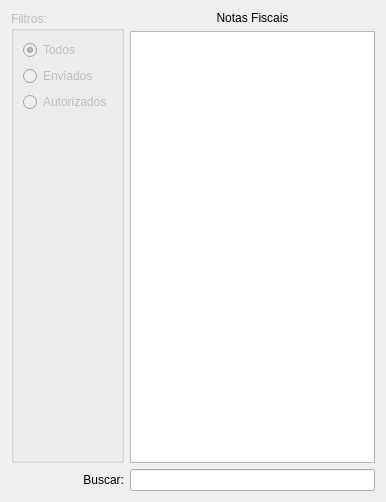
Above: ui/widgetnfesaida.ui from lellisls/ERP-STACCATO before the change. Below: the same form after it.
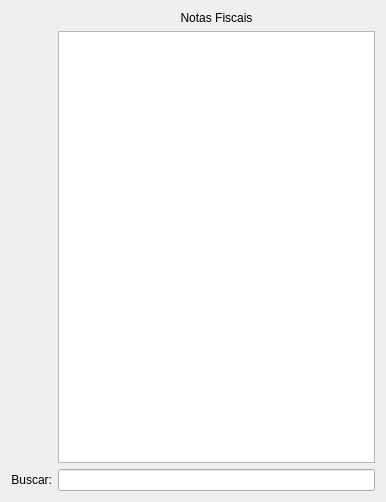
That is the form after the change. Custom widgets are drawn as their Qt base class.

What changed in the file:
```diff
--- a/ui/widgetnfesaida.ui
+++ b/ui/widgetnfesaida.ui
@@ -14,55 +14,6 @@
    <string>Form</string>
   </property>
   <layout class="QGridLayout" name="gridLayout">
-   <item row="0" column="0" rowspan="2">
-    <widget class="QGroupBox" name="groupBox_8">
-     <property name="enabled">
-      <bool>false</bool>
-     </property>
-     <property name="title">
-      <string>Filtros:</string>
-     </property>
-     <layout class="QGridLayout" name="gridLayout_15">
-      <item row="1" column="0">
-       <widget class="QRadioButton" name="radioButtonEnviado">
-        <property name="text">
-         <string>Enviados</string>
-        </property>
-       </widget>
-      </item>
-      <item row="3" column="0">
-       <spacer name="verticalSpacer_8">
-        <property name="orientation">
-         <enum>Qt::Vertical</enum>
-        </property>
-        <property name="sizeHint" stdset="0">
-         <size>
-          <width>20</width>
-          <height>290</height>
-         </size>
-        </property>
-       </spacer>
-      </item>
-      <item row="2" column="0">
-       <widget class="QRadioButton" name="radioButtonAutorizado">
-        <property name="text">
-         <string>Autorizados</string>
-        </property>
-       </widget>
-      </item>
-      <item row="0" column="0">
-       <widget class="QRadioButton" name="radioButtonTodos">
-        <property name="text">
-         <string>Todos</string>
-        </property>
-        <property name="checked">
-         <bool>true</bool>
-        </property>
-       </widget>
-      </item>
-     </layout>
-    </widget>
-   </item>
    <item row="0" column="1">
     <widget class="QLabel" name="labelNfe">
      <property name="text">
```
